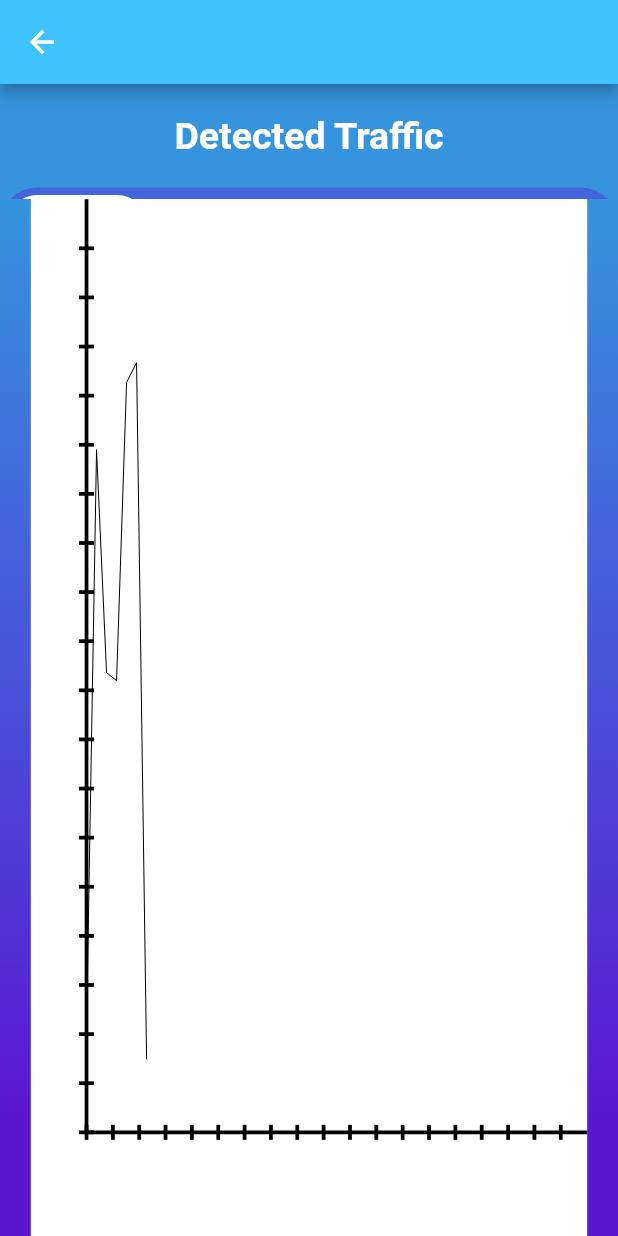
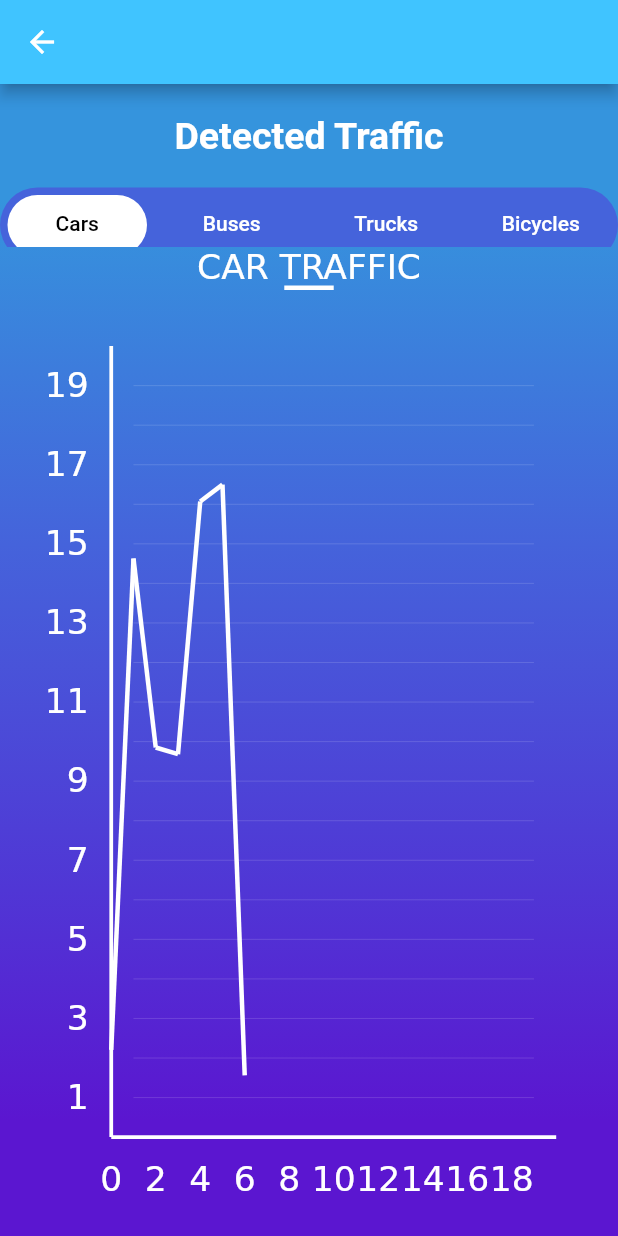
Before and after one commit to lolanator/traffic_counting_flutter, a Flutter app: the screen it shows after launch, after a tap on the "bar chart" icon, on a phone screen of 412 x 824 dp. Run offline on Flutter 3.47's test engine with Material 2 defaults, Android fonts, the phone set to English and light mode, and no system bars; our stand-ins replace bubble_tab_indicator, camera, image_picker.

Commit message:
Beautifying graph

```diff
--- a/lib/dashboard.dart
+++ b/lib/dashboard.dart
@@ -1,4 +1,6 @@
 import 'dart:ui';
+import 'package:flutter/rendering.dart';
+
 import 'graph_painter.dart';
 import 'package:flutter/material.dart';
 import 'package:bubble_tab_indicator/bubble_tab_indicator.dart';
@@ -9,38 +11,35 @@
   _DashBoardState createState() => _DashBoardState();
 }
 
-int value = 100;
-
 class _DashBoardState extends State<DashBoard>
     with SingleTickerProviderStateMixin {
   BuildContext _context;
   Animation<double> _animation;
-  double value = 0.0;
   AnimationController _controller;
   List<Point> points;
   Point start;
   Point end;
   int _index = 0;
-  int strokes = 50;
+  int strokes = 20;
   @override
   void initState() {
     super.initState();
     points = Point.genData(strokes);
-    _controller = AnimationController(
-        duration: Duration(milliseconds: 100), vsync: this);
+    _controller =
+        AnimationController(duration: Duration(milliseconds: 100), vsync: this);
     start = points[_index];
     _controller.forward();
     _controller.addStatusListener((status) {
       if (status == AnimationStatus.completed) {
         _controller.reset();
         ++_index;
-        if (_index == strokes - 1)
+        if (_index >= strokes - 1) {
           _controller.stop();
-        else {
+          _index = strokes - 1;
+        } else {
           start = points[_index];
           end = start;
         }
-        //do other things as well
       } else if (status == AnimationStatus.dismissed) {
         _controller.forward();
       }
@@ -78,11 +77,10 @@
               ],
             ),
           ),
-
           child: Column(
             children: <Widget>[
-              Expanded(
-                  flex: 1,
+              Flexible(
+
                   child: CustomScrollView(
                     anchor: 0.0,
                     shrinkWrap: false,
@@ -93,18 +91,17 @@
                       // _buildStatsTabBar(),
                     ],
                   )),
-              Expanded(
-                  flex: 9,
-                  child: Container(
-                    width: vw(.9),
+                  Container(
+                    alignment: Alignment.center,
+                    height: vh(.8),
+                    width: vw(.8),
                     child: CustomPaint(
-                      painter: GraphPainter(points, _index, start, end),
-                      size: Size(vw(.9), vh(0)),
+                      painter: GraphPainter(points, _index, start, end, strokes),
+                      size: Size(vw(.9), vh(.8)),
                     ),
-                  )),
+                  ),
             ],
           )),
-
     );
   }
 
--- a/lib/graph_painter.dart
+++ b/lib/graph_painter.dart
@@ -1,101 +1,192 @@
 import 'package:flutter/material.dart';
-import 'dart:ui';
+import 'dart:ui' as ui;
 import 'dart:math';
 import 'point.dart';
 
 class GraphPainter extends CustomPainter {
   List<Point> _points;
-  double left, top, width, height, len;
+  double _left, _top, _width, _height, _len;
   double value;
   Point pos;
   int _index;
   Point _start, _end;
-  GraphPainter(List<Point> points, int index, Point start, Point end) {
-    _points = points;
-    this._index = index;
-    this._start = start;
-    this._end = end;
+  int _strokes;
+  GraphPainter(
+      this._points, this._index, this._start, this._end, this._strokes);
+
+  Offset _getBezier(Offset p0, Offset p1, Offset p2, Offset p3, double t) {
+    double u = 1 - t;
+    double uu = u * u;
+    double uuu = u * u * u;
+    double tt = t * t;
+    double ttt = t * t * t;
+    return (p0 * uuu) + (p1 * 3 * uu * t) + (p2 * 3 * u * tt) + (p3 * ttt);
   }
-  void _drawCurve(List<Point> points, Canvas canvas, Size size) {
-    final double left = size.width * .1;
-    final double top = 0;
-    final double width = size.width * .9;
-    final double height = size.height * .9;
-    final double len = points.length.toDouble();
-    Paint paint = Paint();
-    paint.color = Colors.black;
+
+  void _drawCurve(List<Point> points, Canvas canvas, Size size, Paint paint) {
+    _len = points.length.toDouble();
+    Color prevColor = paint.color;
+    double prevStrokeWidth = paint.strokeWidth;
+    paint.color = Colors.white;
+    paint.strokeWidth = 3;
     for (var i = 0; i <= _index; i++) {
-
       if ((i + 1) > _index) break;
-      Offset p1 = Offset(
-          left + i / len * width, top + (len - points[i].y) / len * height);
-      Offset p2 = Offset(left + (i + 1) / len * width,
-          top + (len - points[i + 1].y) / len * height);
+      Offset p1 = Offset(_left + i / _len * _width,
+          _top + (_len - points[i].y) / _len * _height);
+      Offset p2 = Offset(_left + (i + 1) / _len * _width,
+          _top + (_len - points[i + 1].y) / _len * _height);
       canvas.drawLine(p1, p2, paint);
     }
-    Offset p1 = Offset(
-        left + _start.x / len * width, top + (len - _start.y) / len * height);
-    Offset p2 = Offset(
-        left + _end.x / len * width, top + (len - _end.y) / len * height);
+    Offset p1 = Offset(_left + _start.x / _len * _width,
+        _top + (_len - _start.y) / _len * _height);
+    Offset p2 = Offset(_left + _end.x / _len * _width,
+        _top + (_len - _end.y) / _len * _height);
     canvas.drawLine(p1, p2, paint);
+    paint.color = prevColor;
+    paint.strokeWidth = prevStrokeWidth;
   }
 
-  @override
-  void paint(Canvas canvas, Size size) {
-    final double left = size.width * .1;
-    final double top = 0;
-    final double width = size.width * .9;
-    final double height = size.height * .9;
-    Paint paint = Paint();
+  void _drawGuidingLines(Canvas canvas, Size size, Paint paint) {
+    Color prevColor = paint.color;
+    paint.color = Color(0x22FFFFFF);
+    final double lineWidth = _width * .9;
+    for (int i = 0; i < _strokes; i += 1) {
+      double top = _top + _height / _strokes * (i + 1);
+      Offset p1 = Offset(_left + (_width - lineWidth) / 2, top);
+      Offset p2 = Offset(_left + (_width - lineWidth) / 2 + lineWidth, top);
+      canvas.drawLine(p1, p2, paint);
+    }
+    paint.color = prevColor;
+  }
+
+  void _drawLabel(String label, Size size, Canvas canvas, Paint paint) {
+    final double fontSize = 23;
+    ui.ParagraphStyle ps =
+        ui.ParagraphStyle(textAlign: TextAlign.center, fontSize: fontSize);
+    ui.ParagraphBuilder pb = ui.ParagraphBuilder(ps);
+    pb.pushStyle(ui.TextStyle(color: Colors.white));
+    pb.addText(label);
+    ui.ParagraphConstraints pc = ui.ParagraphConstraints(width: 300);
+    ui.Paragraph par = pb.build();
+    par.layout(pc);
+
+    double left = size.width / 2 - par.width / 2;
+    double top = size.height * 0;
+    canvas.drawParagraph(par, Offset(left, top));
+
+    final double lineWidth = size.width * .1;
+    left = size.width / 2 - lineWidth / 2;
+    top = size.height * 0 + par.height;
+    Color prevColor = paint.color;
+    double stroke = paint.strokeWidth;
+    paint.color = Colors.white;
+    paint.strokeWidth = 3;
+    canvas.drawLine(Offset(left, top), Offset(left + lineWidth, top), paint);
+    paint.color = prevColor;
+    paint.strokeWidth = stroke;
+  }
+
+  void _drawAxes(Canvas canvas, Paint paint) {
+    Color prevColor = paint.color;
+    double prevStrokeWidth = paint.strokeWidth;
+    paint.color = Colors.white;
+    paint.strokeWidth = 2.5;
+    canvas.drawLine(Offset(_left, _top), Offset(_left, _top + _height), paint);
+    canvas.drawLine(Offset(_left, _top + _height),
+        Offset(_left + _width, _top + _height), paint);
+    paint.color = prevColor;
+    paint.strokeWidth = prevStrokeWidth;
+  }
+
+  void _drawNumbers(Canvas canvas, Paint paint, double offset) {
+    final double fontSize = 23;
+    ui.ParagraphBuilder pb;
+    ui.ParagraphStyle ps;
+    ui.ParagraphConstraints pc;
+    ui.Paragraph par;
+    Offset off;
+    for (int i = 0; i < _strokes; i += 2) {
+      //draw the horizontal numbers
+      ps = ui.ParagraphStyle(textAlign: TextAlign.center, fontSize: fontSize);
+      pb = ui.ParagraphBuilder(ps);
+      pb.pushStyle(ui.TextStyle(color: Colors.white));
+      pb.addText("$i");
+      pc = ui.ParagraphConstraints(width: 300);
+      par = pb.build();
+      par.layout(pc);
+      double leftOffset = _left + _width / _strokes * i - par.width / 2;
+      off = Offset(leftOffset, _top + _height + offset);
+      canvas.drawParagraph(par, off);
+
+      //draw the vertical numbers
+      ps = ui.ParagraphStyle(textAlign: TextAlign.right, fontSize: fontSize);
+      pb = ui.ParagraphBuilder(ps);
+      pb.pushStyle(ui.TextStyle(color: Colors.white));
+      pb.addText("${_strokes - i - 1}");
+      pc = ui.ParagraphConstraints(width: 100);
+      par = pb.build();
+      par.layout(pc);
+      double topOffset = _top + _height / _strokes * (i + 1) - par.height / 2;
+      off = Offset(_left - offset - par.width, topOffset);
+      canvas.drawParagraph(par, off);
+    }
+  }
+
+  _drawAxesMarks(Canvas canvas, Paint paint, double offset) {
+    for (int i = 0; i < _strokes; i++) {
+      double leftOffset = _left + _width / _strokes * i;
+      Offset p1 = Offset(leftOffset, _height - offset);
+      Offset p2 = Offset(leftOffset, _height + offset);
+      canvas.drawLine(p1, p2, paint);
+      double topOffset = _top + _height / _strokes * (i + 1);
+      p1 = Offset(_left - offset, topOffset);
+      p2 = Offset(_left + offset, topOffset);
+      canvas.drawLine(p1, p2, paint);
+    }
+  }
+
+  _drawBackground(Canvas canvas, Size size, Paint paint) {
+    Color prevColor = paint.color;
+    PaintingStyle prevStyle = paint.style;
     paint.color = Colors.white;
     paint.style = PaintingStyle.fill;
     Rect r = Rect.fromLTWH(0, 0, size.width, size.height);
     canvas.drawRect(Rect.fromLTWH(0, 0, size.width, size.height), paint);
     canvas.drawRect(r, paint);
-    paint.color = Colors.black;
-    paint.strokeWidth = 2.5;
+    paint.style = prevStyle;
+    paint.color = prevColor;
+  }
+
+
+  @override
+  void paint(Canvas canvas, Size size) {
+    _left = size.width * .1;
+    _top = size.height * .1;
+    _width = size.width * .9;
+    _height = size.height * .8;
+    Paint paint = Paint();
+    // draw the background
+    // _drawBackground(canvas, size, paint);
+
     //draw the axes
-    canvas.drawLine(Offset(left, top), Offset(left, height), paint);
-    canvas.drawLine(Offset(left, height), Offset(size.width, height), paint);
+    _drawAxes(canvas, paint);
     //draw the marks on the axes
-    int strokes = 19;
-    final double offset = 5;
-    for (int i = 0; i < strokes; i++) {
-      double leftOffset = left + width / strokes * i;
-      Offset p1 = Offset(leftOffset, height - offset);
-      Offset p2 = Offset(leftOffset, height + offset);
-      canvas.drawLine(p1, p2, paint);
-      double topOffset = top + height / strokes * (i + 1);
-      p1 = Offset(left - offset, topOffset);
-      p2 = Offset(left + offset, topOffset);
-      canvas.drawLine(p1, p2, paint);
-    }
+    final double offset = 15;
+
+    //draw the marks on the axes
+    // _drawAxesMarks(canvas, paint, offset);
 
     //draw the numbers on the axes
+    _drawNumbers(canvas, paint, offset);
 
-    for (int i = 0; i < strokes; i++) {
-      ParagraphStyle ps =
-          ParagraphStyle(textAlign: TextAlign.center, fontSize: 10);
-      ParagraphBuilder pb = ParagraphBuilder(ps);
-      pb.addText("$i");
-      ParagraphConstraints pc = ParagraphConstraints(width: 300);
-      Paragraph par = pb.build();
-      par.layout(pc);
-      double leftOffset = left + width / strokes * i - par.width / 2;
-      Offset off = Offset(leftOffset, height + offset);
-      canvas.drawParagraph(par, off);
+    //draw the guiding lines on the graph
+    _drawGuidingLines(canvas, size, paint);
 
-      ps = ParagraphStyle(textAlign: TextAlign.right, fontSize: 10);
-      pb = ParagraphBuilder(ps);
-      pb.addText("${strokes - i - 1}");
-      pc = ParagraphConstraints(width: 100);
-      par = pb.build();
-      par.layout(pc);
-      double topOffset = top + height / strokes * (i + 1) - par.height / 2;
-      off = Offset(left - offset - par.width, topOffset);
-      canvas.drawParagraph(par, off);
-    }
-    _drawCurve(_points, canvas, size);
+    //draw the graph curve
+    _drawCurve(_points, canvas, size, paint);
+
+    //draw the label on the graph
+    _drawLabel("CAR TRAFFIC", size, canvas, paint);
   }
 
   @override
--- a/lib/point.dart
+++ b/lib/point.dart
@@ -4,11 +4,7 @@
   double x;
   double y;
 
-  Point(double dx, double dy) {
-    this.x = dx;
-    this.y = dy;
-  }
-
+  Point(this.x, this.y);
 
 static List<Point> genData(int strokes) {
     List<Point> points = [];
```
